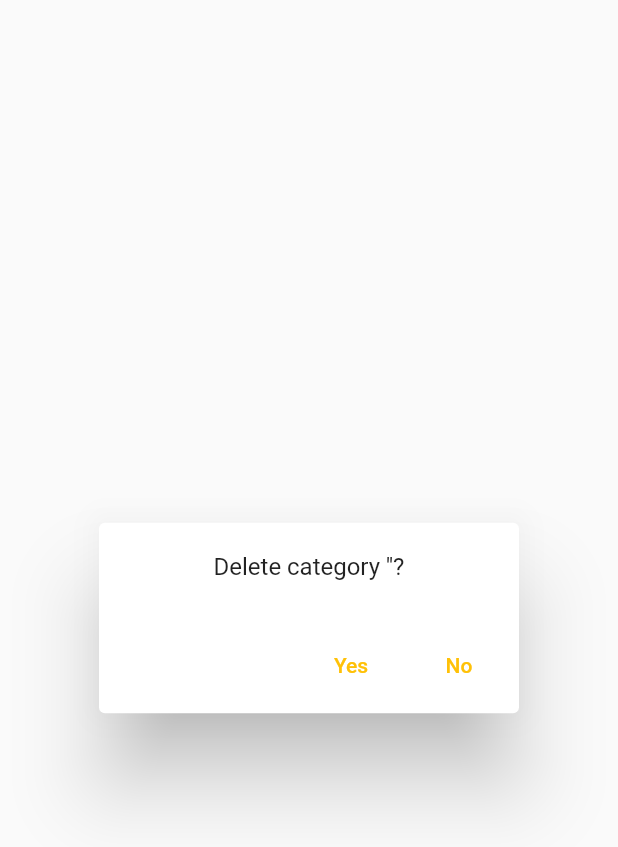
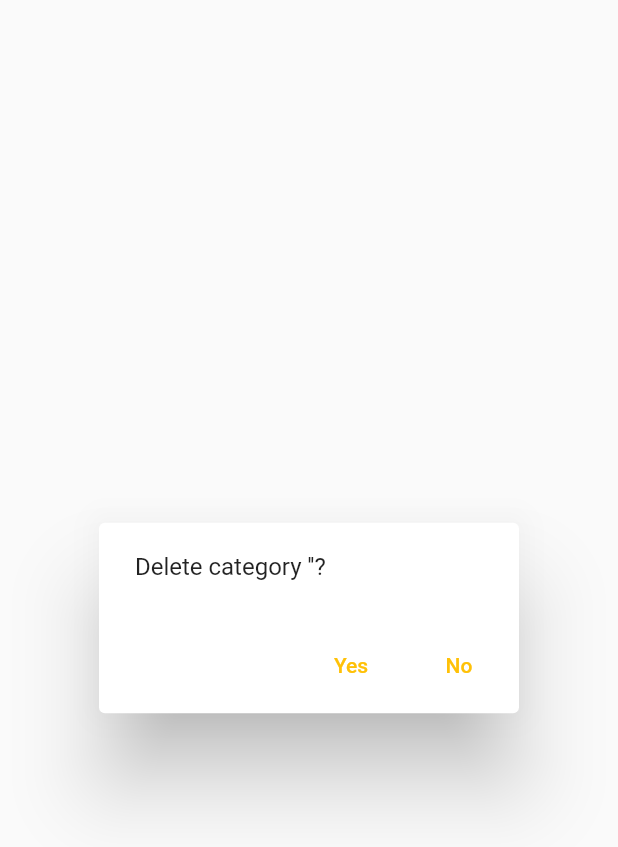
Before and after one commit to bzlister/rubric-grader, a Flutter app: the DeleteMenu widget shown alone on an empty page, opened directly with empty values, on a phone screen of 412 x 824 dp. Shown: the top 847 px of the screen. Run offline on Flutter 3.47's test engine with Material 2 defaults, Android fonts, the light colour scheme and no system bars; our stand-ins replace auto_size_text, flutter_spinbox, tuple.

Commit message:
small changes

```diff
--- a/lib/components/delete_menu.dart
+++ b/lib/components/delete_menu.dart
@@ -12,10 +12,7 @@
   @override
   Widget build(BuildContext context) {
     return AlertDialog(
-        content: Text(
-          "Delete category '$categoryLabel'?",
-          textAlign: TextAlign.center,
-        ),
+        content: Text("Delete category '$categoryLabel'?"),
         actions: [
           TextButton(
             onPressed: () {
```
Also changed, not shown: lib/components/rubric_container.dart (+4 -4 lines), lib/components/rubric_table.dart (+10 -7 lines).
